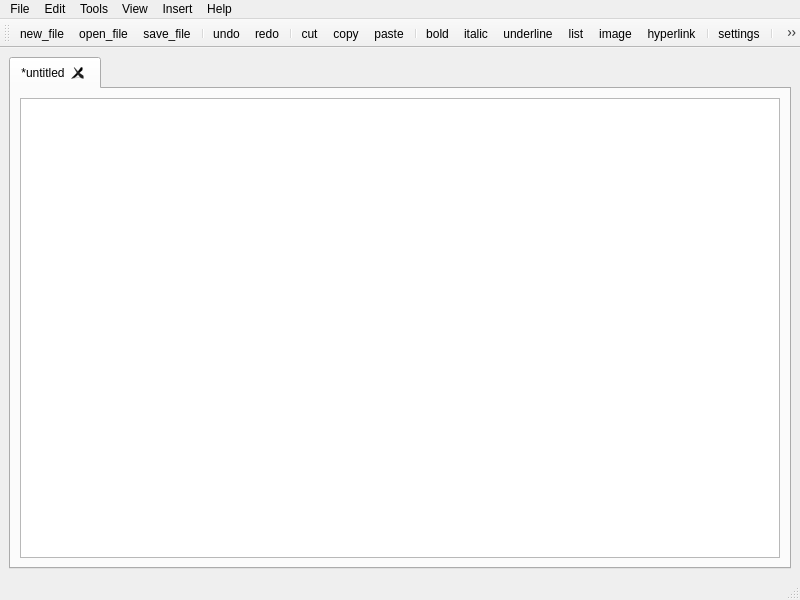
The window that mainwindow.ui (maximillian2/html-editor-opensource) describes before a commit, drawn with Qt 5.
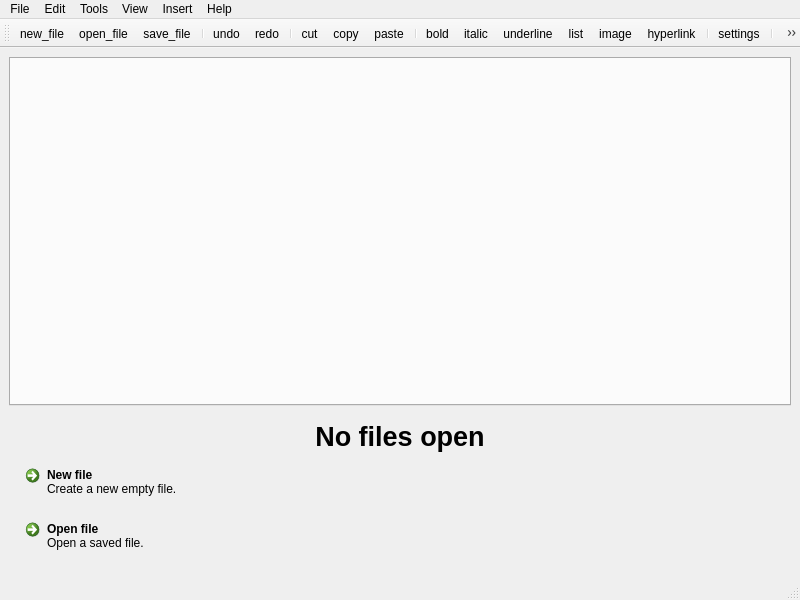
The same window after the commit. Icons and pictures are not drawn.

```diff
--- a/mainwindow.ui
+++ b/mainwindow.ui
@@ -14,7 +14,7 @@
    <string>MainWindow</string>
   </property>
   <widget class="QWidget" name="centralwidget">
-   <layout class="QVBoxLayout" name="verticalLayout">
+   <layout class="QVBoxLayout" name="verticalLayout_3">
     <item>
      <widget class="QTabWidget" name="tabWidget">
       <property name="sizePolicy">
@@ -38,16 +38,52 @@
       <property name="movable">
        <bool>true</bool>
       </property>
-      <widget class="QWidget" name="untitled_tab">
-       <attribute name="title">
-        <string>*untitled</string>
-       </attribute>
-       <layout class="QVBoxLayout" name="verticalLayout_2">
-        <item>
-         <widget class="QPlainTextEdit" name="plainTextEdit"/>
-        </item>
-       </layout>
-      </widget>
+     </widget>
+    </item>
+    <item>
+     <widget class="QWidget" name="no_file_widget" native="true">
+      <property name="enabled">
+       <bool>true</bool>
+      </property>
+      <layout class="QVBoxLayout" name="verticalLayout">
+       <item>
+        <widget class="QLabel" name="label">
+         <property name="font">
+          <font>
+           <pointsize>20</pointsize>
+           <weight>75</weight>
+           <bold>true</bold>
+          </font>
+         </property>
+         <property name="text">
+          <string>No files open</string>
+         </property>
+         <property name="alignment">
+          <set>Qt::AlignCenter</set>
+         </property>
+        </widget>
+       </item>
+       <item>
+        <widget class="QCommandLinkButton" name="new_file_linkbutton">
+         <property name="text">
+          <string>New file</string>
+         </property>
+         <property name="description">
+          <string>Create a new empty file.</string>
+         </property>
+        </widget>
+       </item>
+       <item>
+        <widget class="QCommandLinkButton" name="open_file_linkbutton">
+         <property name="text">
+          <string>Open file</string>
+         </property>
+         <property name="description">
+          <string>Open a saved file.</string>
+         </property>
+        </widget>
+       </item>
+      </layout>
      </widget>
     </item>
    </layout>
```
